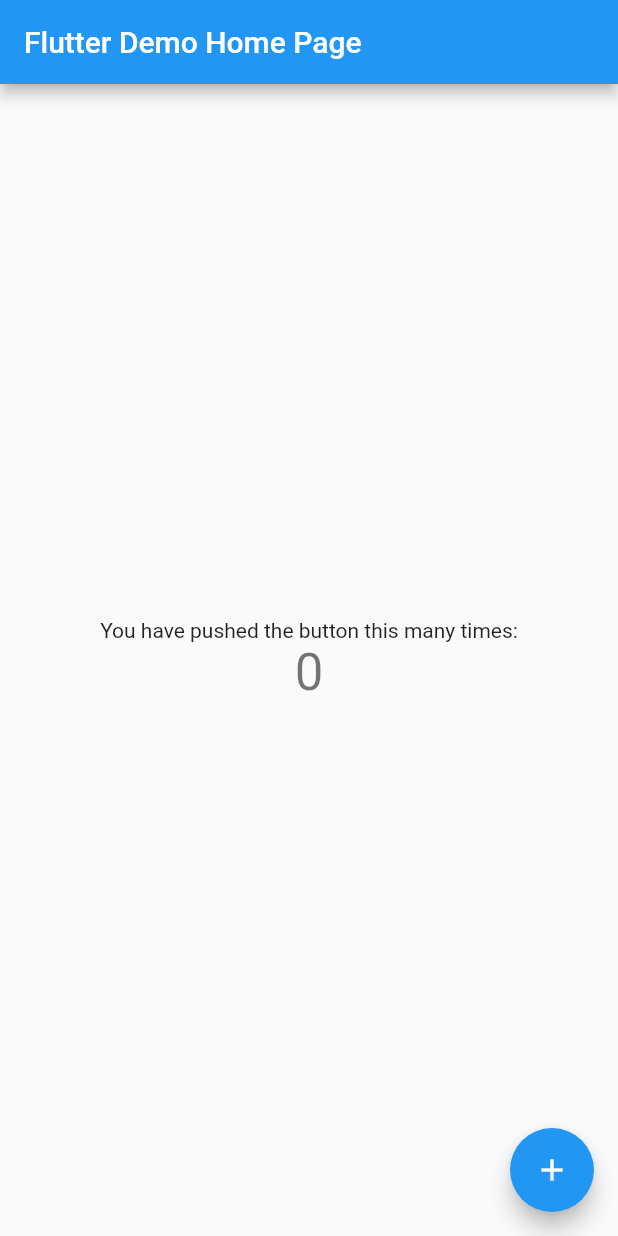
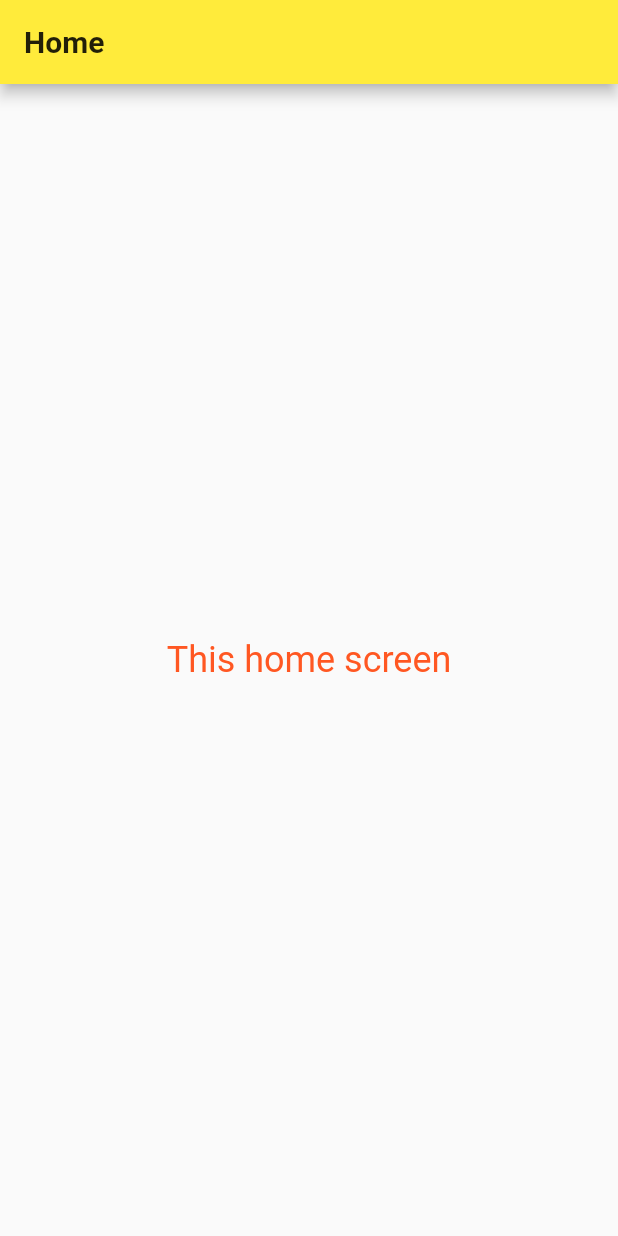
Before and after one commit to imfelixng/flutter-learning, a Flutter app: the screen it shows after launch, on a phone screen of 412 x 824 dp. Run offline on Flutter 3.47's test engine with Material 2 defaults, Android fonts, the phone set to English and light mode, and no system bars.

Commit message:
Create home screen with material app with scaffold

```diff
--- a/fl04_material_scaffold/lib/main.dart
+++ b/fl04_material_scaffold/lib/main.dart
@@ -1,111 +1,32 @@
 import 'package:flutter/material.dart';
 
-void main() => runApp(MyApp());
+void main() {
+  runApp(MaterialExample());
+}
 
-class MyApp extends StatelessWidget {
-  // This widget is the root of your application.
+class MaterialExample extends StatefulWidget {
+  MaterialExample({Key key}) : super(key: key);
+
+  _MaterialExampleState createState() => _MaterialExampleState();
+}
+
+class _MaterialExampleState extends State<MaterialExample> {
   @override
   Widget build(BuildContext context) {
     return MaterialApp(
-      title: 'Flutter Demo',
-      theme: ThemeData(
-        // This is the theme of your application.
-        //
-        // Try running your application with "flutter run". You'll see the
-        // application has a blue toolbar. Then, without quitting the app, try
-        // changing the primarySwatch below to Colors.green and then invoke
-        // "hot reload" (press "r" in the console where you ran "flutter run",
-        // or simply save your changes to "hot reload" in a Flutter IDE).
-        // Notice that the counter didn't reset back to zero; the application
-        // is not restarted.
-        primarySwatch: Colors.blue,
-      ),
-      home: MyHomePage(title: 'Flutter Demo Home Page'),
-    );
+        theme: ThemeData(
+          primaryColor: Colors.yellow
+        ),
+        home: Scaffold(
+          appBar: AppBar(
+            title: Text(
+              "Home",
+              style: TextStyle(fontSize: 20, fontWeight: FontWeight.w700),
+            ),
+          ),
+          body: Center(
+              child: Text("This home screen",
+                  style: TextStyle(color: Colors.deepOrange, fontSize: 24))),
+        ));
   }
 }
-
-class MyHomePage extends StatefulWidget {
-  MyHomePage({Key key, this.title}) : super(key: key);
-
-  // This widget is the home page of your application. It is stateful, meaning
-  // that it has a State object (defined below) that contains fields that affect
-  // how it looks.
-
-  // This class is the configuration for the state. It holds the values (in this
-  // case the title) provided by the parent (in this case the App widget) and
-  // used by the build method of the State. Fields in a Widget subclass are
-  // always marked "final".
-
-  final String title;
-
-  @override
-  _MyHomePageState createState() => _MyHomePageState();
-}
-
-class _MyHomePageState extends State<MyHomePage> {
-  int _counter = 0;
-
-  void _incrementCounter() {
-    setState(() {
-      // This call to setState tells the Flutter framework that something has
-      // changed in this State, which causes it to rerun the build method below
-      // so that the display can reflect the updated values. If we changed
-      // _counter without calling setState(), then the build method would not be
-      // called again, and so nothing would appear to happen.
-      _counter++;
-    });
-  }
-
-  @override
-  Widget build(BuildContext context) {
-    // This method is rerun every time setState is called, for instance as done
-    // by the _incrementCounter method above.
-    //
-    // The Flutter framework has been optimized to make rerunning build methods
-    // fast, so that you can just rebuild anything that needs updating rather
-    // than having to individually change instances of widgets.
-    return Scaffold(
-      appBar: AppBar(
-        // Here we take the value from the MyHomePage object that was created by
-        // the App.build method, and use it to set our appbar title.
-        title: Text(widget.title),
-      ),
-      body: Center(
-        // Center is a layout widget. It takes a single child and positions it
-        // in the middle of the parent.
-        child: Column(
-          // Column is also layout widget. It takes a list of children and
-          // arranges them vertically. By default, it sizes itself to fit its
-          // children horizontally, and tries to be as tall as its parent.
-          //
-          // Invoke "debug painting" (press "p" in the console, choose the
-          // "Toggle Debug Paint" action from the Flutter Inspector in Android
-          // Studio, or the "Toggle Debug Paint" command in Visual Studio Code)
-          // to see the wireframe for each widget.
-          //
-          // Column has various properties to control how it sizes itself and
-          // how it positions its children. Here we use mainAxisAlignment to
-          // center the children vertically; the main axis here is the vertical
-          // axis because Columns are vertical (the cross axis would be
-          // horizontal).
-          mainAxisAlignment: MainAxisAlignment.center,
-          children: <Widget>[
-            Text(
-              'You have pushed the button this many times:',
-            ),
-            Text(
-              '$_counter',
-              style: Theme.of(context).textTheme.display1,
-            ),
-          ],
-        ),
-      ),
-      floatingActionButton: FloatingActionButton(
-        onPressed: _incrementCounter,
-        tooltip: 'Increment',
-        child: Icon(Icons.add),
-      ), // This trailing comma makes auto-formatting nicer for build methods.
-    );
-  }
-}
```
